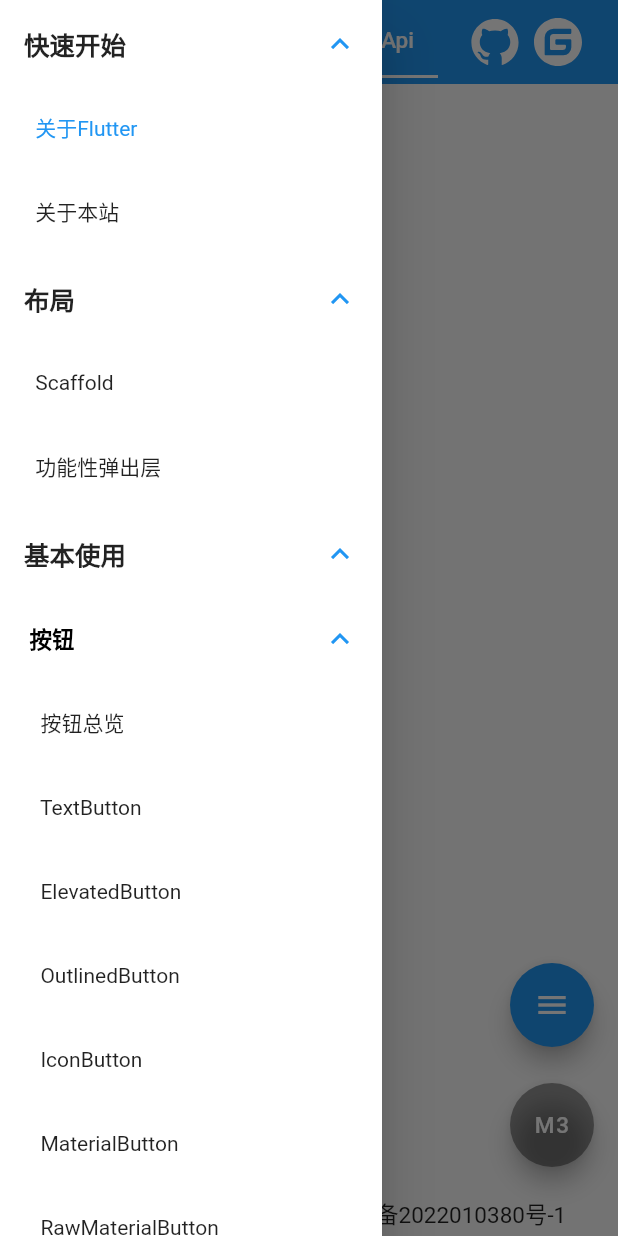
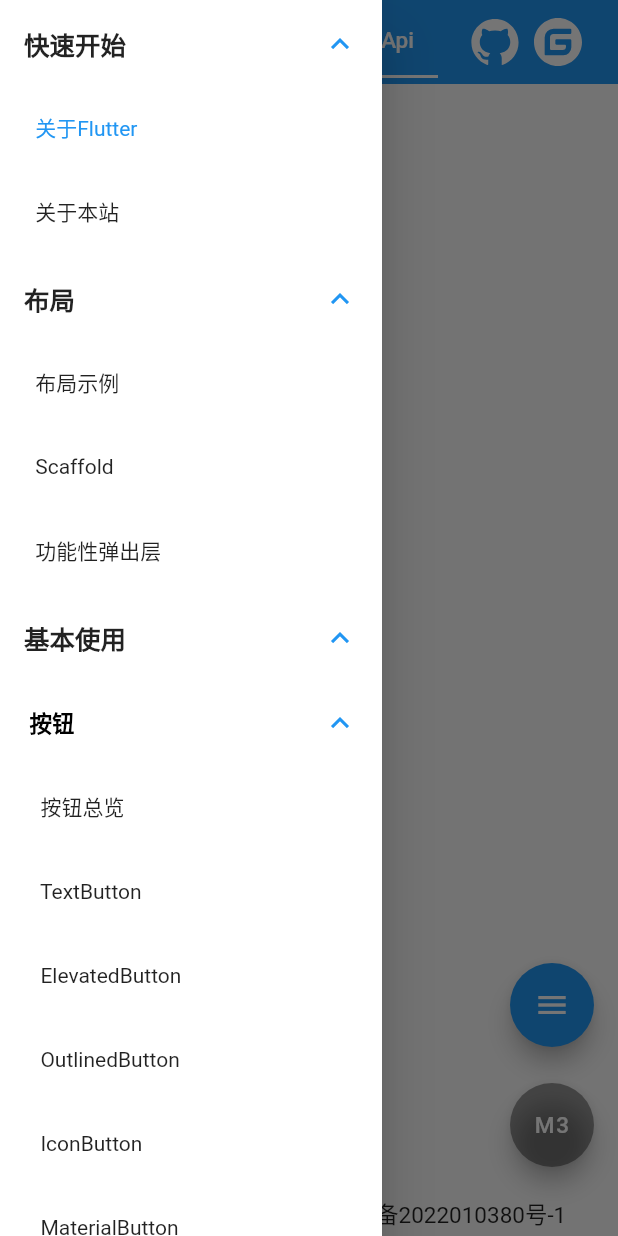
Before and after one commit to dudu-ltd/flutter_components, a Flutter app: the screen it shows after launch, after a tap on the "menu" icon, on a phone screen of 412 x 824 dp. Run offline on Flutter 3.47's test engine with Material 2 defaults, Android fonts, the phone set to English and light mode, and no system bars; our stand-ins replace animated_splash_screen, flutter_markdown, flutter_svg, go_router, string_scanner; Roboto replaces fonts that are missing (PingFang); statements that could not run were skipped.

Commit message:
提交layout，布局示例1

```diff
--- a/lib/demo/material/layout.dart
+++ b/lib/demo/material/layout.dart
@@ -6,9 +6,11 @@ import 'package:flutter/cupertino.dart';
 import 'package:flutter_components/demo/material/layout/show.demo.dart';
 
 import 'layout/Scaffold.demo.dart';
+import 'layout/LayoutDemo.demo.dart';
 
 registMaterialLayout(BuildContext context) {
   registScaffold(context);
+  registLayoutDemo(context);
   // registColumn(context);
   // registRow(context);
   registShow(context);
--- /dev/null
+++ b/lib/demo/material/layout/LayoutDemo.demo.dart
@@ -0,0 +1,97 @@
+// Copyright 2022-present Project Authors. All rights reserved.
+// Use of this source code is governed by a MIT-style license that can be
+// found in the LICENSE file.
+
+import 'package:flutter/material.dart';
+import 'package:flutter/scheduler.dart';
+import 'package:flutter_components/demo/material/layout/show.demo.dart';
+
+import '../../../model/demo.dart';
+
+class TestVSync implements TickerProvider {
+  /// Creates a ticker provider that creates standalone tickers.
+  const TestVSync();
+
+  @override
+  Ticker createTicker(TickerCallback onTick) => Ticker(onTick);
+}
+
+registLayoutDemo(BuildContext context) {
+  /// layoutDemo1
+  var layoutDemo1 = Demo(
+    'layoutDemo1',
+    SizedBox(
+      height: 200,
+      width: 200,
+      child: DecoratedBox(
+        decoration: const BoxDecoration(color: Colors.blue),
+        child: Padding(
+          padding: const EdgeInsets.all(20),
+          child: Flex(
+            direction: Axis.horizontal,
+            children: const [
+              Expanded(
+                // flex: 1,
+                child: Text(
+                  "this is a very long long long long long long long long text",
+                  maxLines: 1,
+                  overflow: TextOverflow.ellipsis,
+                  style: TextStyle(
+                      color: Colors.white
+                  ),
+                ),
+              ),
+              Padding(
+                padding: EdgeInsets.only(left: 10),
+                child: Text(
+                  "ABCDE",
+                  style: TextStyle(
+                      color: Colors.white
+                  ),
+                ),
+              )
+            ],
+          ),
+        )
+      )
+    ,),
+    r'''
+    SizedBox(
+      height: 200,
+      width: 200,
+      child: DecoratedBox(
+        decoration: const BoxDecoration(color: Colors.blue),
+        child: Padding(
+          padding: const EdgeInsets.all(20),
+          child: Flex(
+            direction: Axis.horizontal,
+            children: const [
+              Expanded(
+                // flex: 1,
+                child: Text(
+                  "this is a very long long long long long long long long text",
+                  maxLines: 1,
+                  overflow: TextOverflow.ellipsis,
+                  style: TextStyle(
+                      color: Colors.white
+                  ),
+                ),
+              ),
+              Padding(
+                padding: EdgeInsets.only(left: 10),
+                child: Text(
+                  "ABCDE",
+                  style: TextStyle(
+                      color: Colors.white
+                  ),
+                ),
+              )
+            ],
+          ),
+        )
+      )
+    ,),
+    ''',
+    'layoutDemo1',
+  );
+}
--- a/lib/pages/api_index.dart
+++ b/lib/pages/api_index.dart
@@ -139,6 +139,7 @@ List<Map<String, dynamic>> get materialGuideData {
       'text': '布局',
       'useText': true,
       "children": [
+        {"id": "LayoutDemo", "text": "布局示例", 'useText': true},
         {"id": "Scaffold", "text": "脚手架布局"},
         {"id": "show", "text": "功能性弹出层", 'useText': true},
       ]
--- a/pubspec.yaml
+++ b/pubspec.yaml
@@ -84,6 +84,7 @@ flutter:
     - assets/md/material/quick_start/about.md
     - assets/md/material/quick_start/all.md
     # 布局
+    - assets/md/material/layout/LayoutDemo.md
     - assets/md/material/layout/Scaffold.md
     - assets/md/material/layout/show.md
 
```
Also changed, not shown: 1 other file.
